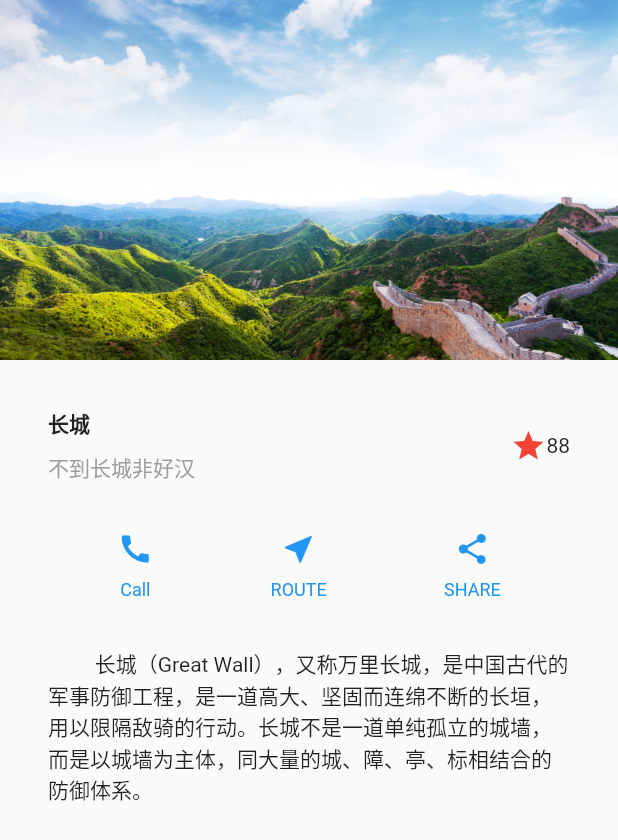
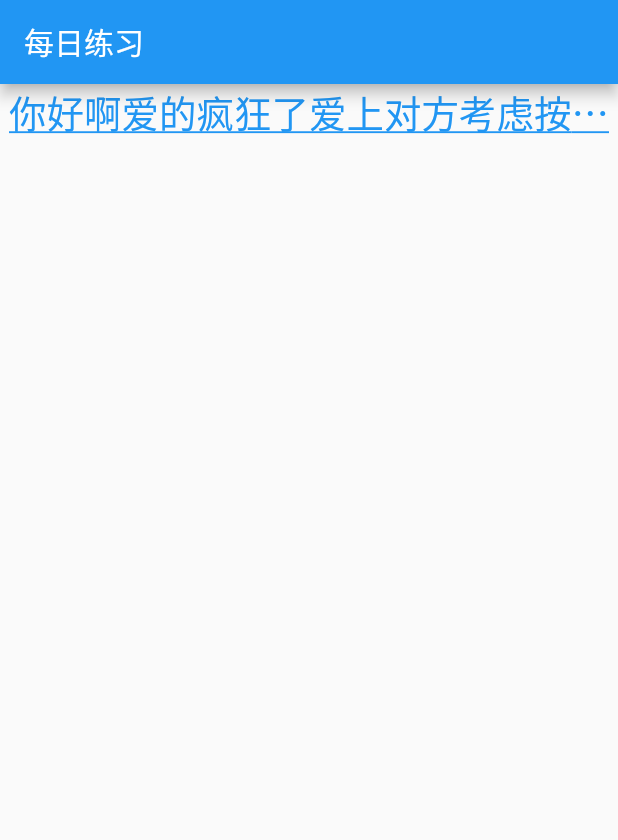
Before and after one commit to BoomBone/FirstFlutterDemo, a Flutter app: the screen it shows after launch, on a phone screen of 412 x 824 dp. Shown: the top 840 px of the screen. Run offline on Flutter 3.47's test engine with Material 2 defaults, Android fonts, the phone set to English and light mode, and no system bars.

Commit message:
了解Text组件

```diff
--- /dev/null
+++ b/lib/daily_test.dart
@@ -0,0 +1,35 @@
+import 'package:flutter/material.dart';
+
+class DailyTest extends StatelessWidget {
+  @override
+  Widget build(BuildContext context) {
+    // TODO: implement build
+    return new MaterialApp(
+      home: Scaffold(
+        appBar: AppBar(
+          title: Text('每日练习'),
+        ),
+        body: Container(
+          child: Text(
+              '你好啊爱的疯狂了爱上对方考虑按时是打发斯蒂芬沙发上是',
+          textAlign: TextAlign.center,
+          //最大行数
+          maxLines: 1,
+          //溢出显示格式
+          overflow: TextOverflow.ellipsis,
+          //文字格式
+          style: TextStyle(
+            //字体格式
+            fontSize: 25.0,
+            //颜色
+            color: Colors.blue,
+            //装饰，如下划线
+            decoration: TextDecoration.underline,
+            //装饰样式
+            decorationStyle: TextDecorationStyle.solid,
+          ),),
+        ),
+      ),
+    );
+  }
+}
--- a/lib/main.dart
+++ b/lib/main.dart
@@ -1,6 +1,9 @@
 import 'package:flutter/material.dart';
+import 'daily_test.dart';
 
-void main() => runApp(MyApp());
+void main() {
+  runApp(DailyTest());
+}
 
 class MyApp extends StatelessWidget {
   @override
```
Also changed, not shown: 1 other file.
